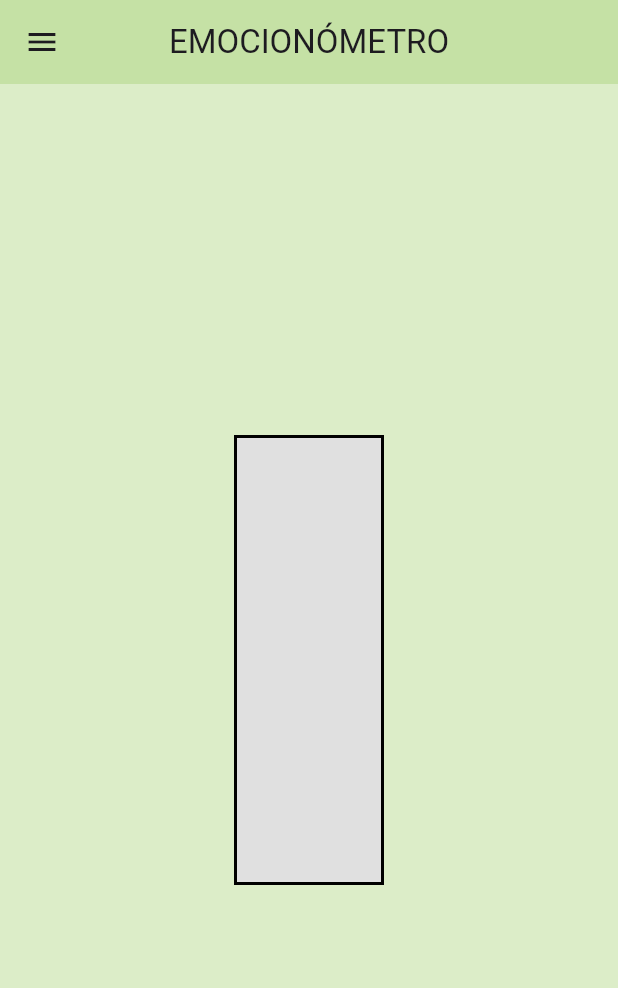
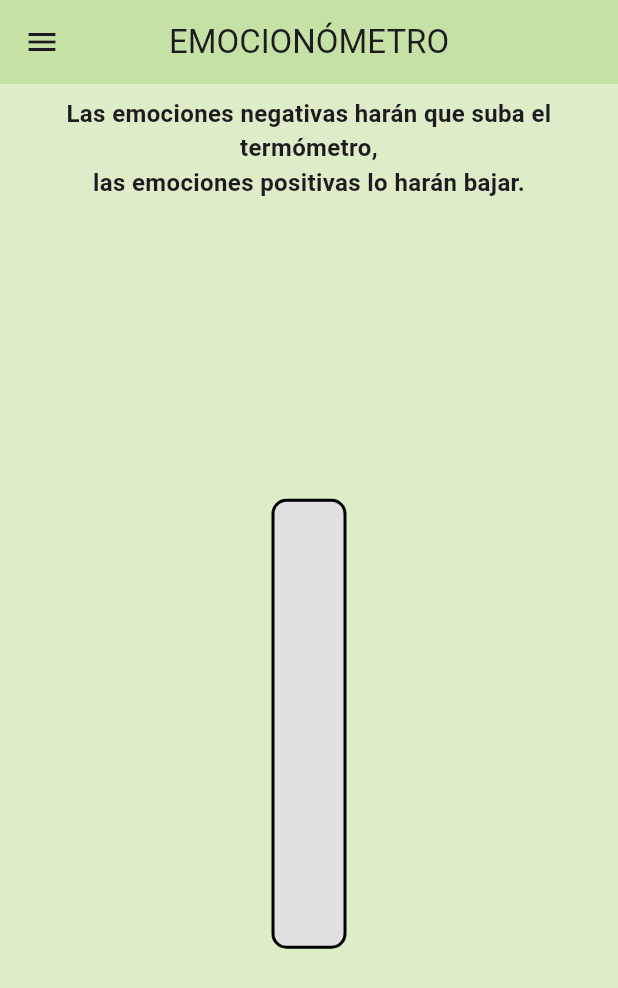
Before and after one commit to LisandValdez/flutter_application_1, a Flutter app: the TermometroPage screen opened directly, on a phone screen of 412 x 824 dp. Shown: the top 988 px of the screen. Run offline on Flutter 3.47's test engine with Material 3 defaults, Android fonts, the phone set to English and light mode, and no system bars; our stand-ins replace charts_flutter, cloud_firestore, firebase_core; accounts and stored records are empty.

Commit message:
detalles para el emocionometro

```diff
--- a/lib/Screens/MainScreen/DrawersPages/emocionomtro.dart
+++ b/lib/Screens/MainScreen/DrawersPages/emocionomtro.dart
@@ -5,29 +5,36 @@ import 'package:flutter_application_1/Screens/MainScreen/drawer.dart';
 class TermometroWidget extends StatelessWidget {
   final double altura;
 
-  TermometroWidget({required this.altura});
+  const TermometroWidget({required this.altura});
 
   @override
   Widget build(BuildContext context) {
     return Container(
-      width: 100, // Ancho del termómetro
+      width: 50, // Ancho del termómetro
       height: 300, // Altura máxima del termómetro
-      padding: EdgeInsets.only(
-          bottom: 10.0), // Espacio adicional en la parte inferior
       decoration: BoxDecoration(
         color: Colors.grey[300], // Color del termómetro
-        border:
-            Border.all(color: Colors.black, width: 2), // Borde del termómetro
+        border: Border.all(
+          color: Colors.black,
+          width: 2,
+        ), // Borde del termómetro
+        borderRadius: BorderRadius.circular(10), // Borde redondeado
       ),
       child: Stack(
         alignment: Alignment.bottomCenter,
         children: [
           // Barra del termómetro
           Container(
-            width: 40,
+            width: 30,
             height: altura *
                 6, // Escalar la altura a una escala de 6 para que la altura máxima sea de 50 emociones
-            color: Colors.red, // Color de la barra del termómetro
+            decoration: const BoxDecoration(
+              color: Colors.red, // Color de la barra del termómetro
+              borderRadius: BorderRadius.only(
+                bottomLeft: Radius.circular(10),
+                bottomRight: Radius.circular(10),
+              ),
+            ),
           ),
         ],
       ),
@@ -56,11 +63,11 @@ class _TermometroPageState extends State<TermometroPage> {
         await firestore.collection("Emociones").get();
 
     int totalEmociones = 0;
-    querySnapshot.docs.forEach((doc) {
+    for (var doc in querySnapshot.docs) {
       totalEmociones += doc['valor'] == 2
           ? -1
           : 1; // Incrementa para "ira", "tristeza", "miedo" y "disgusto", decrementa para "felicidad"
-    });
+    }
 
     setState(() {
       _alturaTermometro = (totalEmociones.toDouble() / 2)
@@ -79,11 +86,30 @@ class _TermometroPageState extends State<TermometroPage> {
       drawer: const Drawers(),
       body: Container(
         color: Colors.lightGreen[100], // Color de fondo de la pantalla
-        child: Center(
+        width: double.infinity, //ajusta el ancho de pantalla
+        child: Padding(
+          padding: const EdgeInsets.all(0.0),
           child: Column(
             mainAxisAlignment: MainAxisAlignment.center,
             children: [
-              TermometroWidget(altura: _alturaTermometro),
+              const Padding(
+                padding: EdgeInsets.all(8.0),
+                child: Text(
+                  'Las emociones negativas harán que suba el termómetro,\nlas emociones positivas lo harán bajar.',
+                  textAlign: TextAlign.center,
+                  style: TextStyle(
+                    fontSize: 16,
+                    fontWeight: FontWeight.bold,
+                  ),
+                ),
+              ),
+              const SizedBox(height: 20),
+              Expanded(
+                child: Center(
+                  child: TermometroWidget(altura: _alturaTermometro),
+                ),
+              ),
+              const SizedBox(height: 20),
             ],
           ),
         ),
--- a/lib/Screens/MainScreen/DrawersPages/grafic.dart
+++ b/lib/Screens/MainScreen/DrawersPages/grafic.dart
@@ -1,6 +1,7 @@
 import 'package:flutter/material.dart';
 import 'package:charts_flutter/flutter.dart' as charts;
 import 'package:cloud_firestore/cloud_firestore.dart';
+import 'package:flutter_application_1/Screens/MainScreen/drawer.dart';
 
 class Emocion {
   final String emocion;
@@ -95,6 +96,7 @@ class _GraficoBarrasWidgetState extends State<GraficoBarrasWidget> {
           ),
         ), // Título del appbar
       ),
+      drawer: const Drawers(),
       body: Container(
         color: Colors.lightGreen[
             100], // Color de fondo de la pantalla en tonalidad verde claro
--- a/lib/Screens/MainScreen/all_Body.dart
+++ b/lib/Screens/MainScreen/all_Body.dart
@@ -20,6 +20,7 @@ class AllBody extends StatelessWidget {
       children: [
         Container(
           height: 430,
+          width: double.infinity,
           color: Colors.red.shade300,
           child: Column(
             mainAxisAlignment: MainAxisAlignment.spaceEvenly,
@@ -54,6 +55,7 @@ class AllBody extends StatelessWidget {
         Container(
           height: 430,
           color: Colors.yellow.shade400,
+          width: double.infinity,
           child: Column(
             mainAxisAlignment: MainAxisAlignment.spaceEvenly,
             children: [
@@ -87,6 +89,7 @@ class AllBody extends StatelessWidget {
         Container(
           height: 430,
           color: Colors.green.shade300,
+          width: double.infinity,
           child: Column(
             mainAxisAlignment: MainAxisAlignment.spaceEvenly,
             children: [
@@ -120,6 +123,7 @@ class AllBody extends StatelessWidget {
         Container(
           height: 430,
           color: Colors.blue.shade300,
+          width: double.infinity,
           child: Column(
             mainAxisAlignment: MainAxisAlignment.spaceEvenly,
             children: [
@@ -153,6 +157,7 @@ class AllBody extends StatelessWidget {
         Container(
           height: 430,
           color: Colors.purple.shade300,
+          width: double.infinity,
           child: Column(
             mainAxisAlignment: MainAxisAlignment.spaceEvenly,
             children: [
@@ -186,6 +191,7 @@ class AllBody extends StatelessWidget {
         Container(
           height: 430,
           color: Colors.orange.shade300,
+          width: double.infinity,
           child: Column(
             mainAxisAlignment: MainAxisAlignment.spaceEvenly,
             children: [
@@ -216,7 +222,6 @@ class AllBody extends StatelessWidget {
             ],
           ),
         ),
-        // Otros contenedores y filas de botones ...
       ],
     );
   }
```
